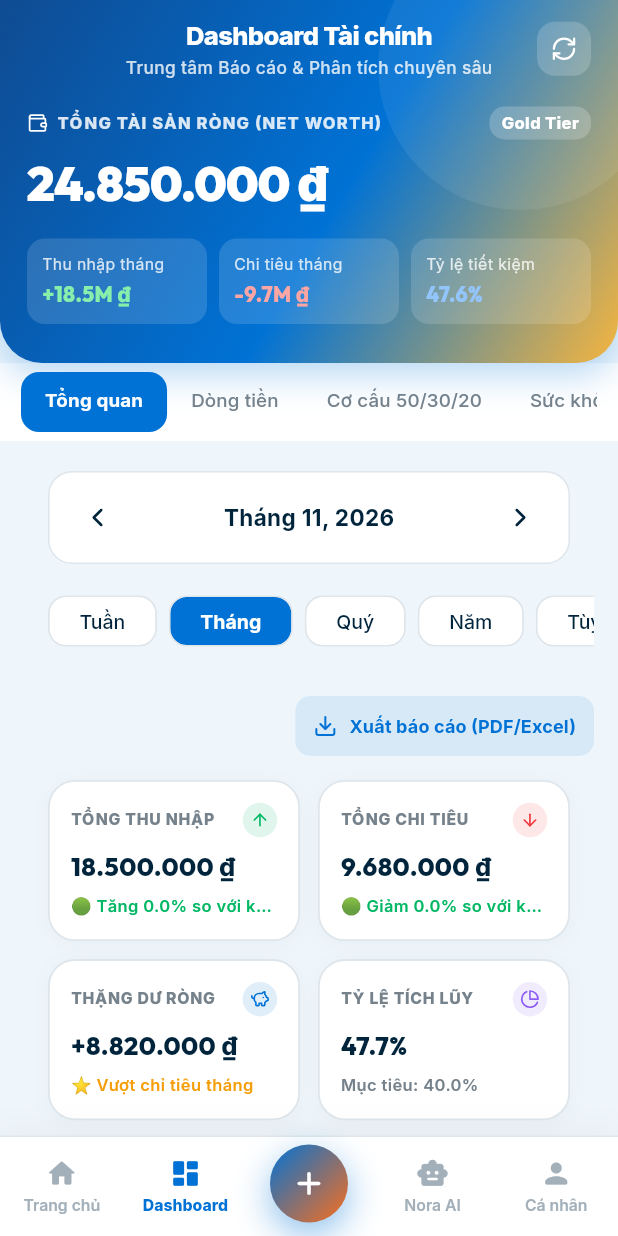
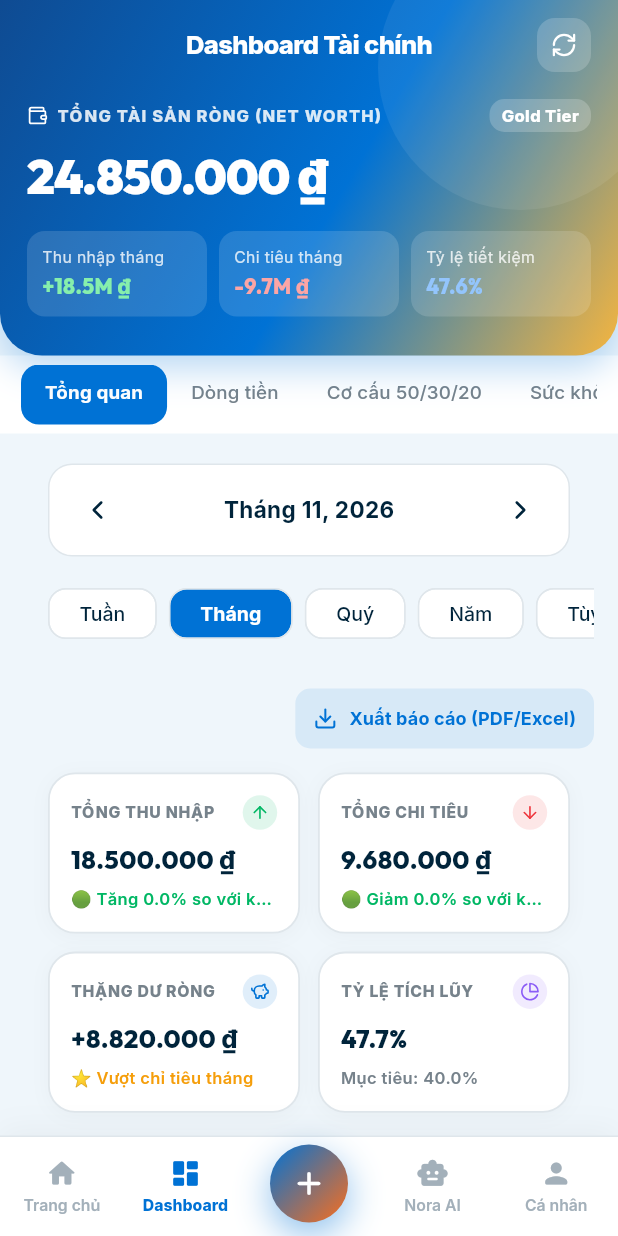
Before and after one commit to henruysun2511/finora, a Flutter app: the DashboardScreen screen opened by its route, on a phone screen of 412 x 824 dp. Run offline on Flutter 3.47's test engine with Material 3 defaults, Android fonts, the phone set to English and light mode, and no system bars; our stand-ins replace device_preview, dio, file_picker, flutter_dotenv, flutter_riverpod, flutter_secure_storage and 8 more; missing offline and left inert: record; accounts and stored records are empty; generated files the repository leaves out were written again; network calls fail.

Commit message:
refactor(dashboard): remove subtitle from BannerHeader

```diff
--- a/lib/features/dashboard/presentation/screens/dashboard_screen.dart
+++ b/lib/features/dashboard/presentation/screens/dashboard_screen.dart
@@ -62,7 +62,6 @@ class _DashboardScreenState extends ConsumerState<DashboardScreen>
             SliverToBoxAdapter(
               child: BannerHeader(
                 title: 'Dashboard Tài chính',
-                subtitle: 'Trung tâm Báo cáo & Phân tích chuyên sâu',
                 showBackButton: false,
                 gradient: const LinearGradient(
                   colors: [
```
